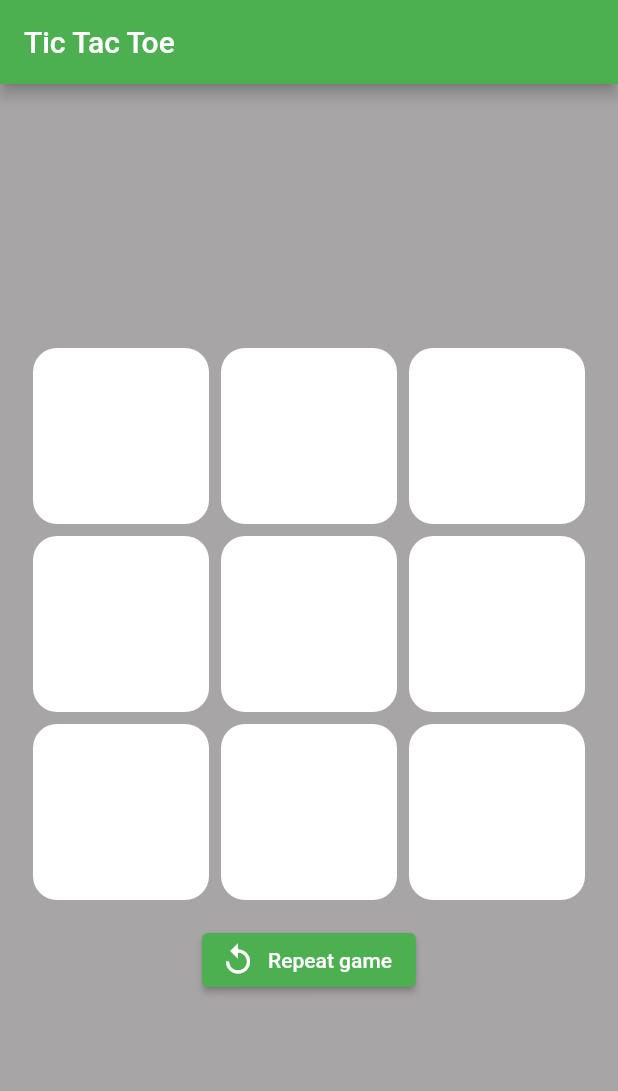
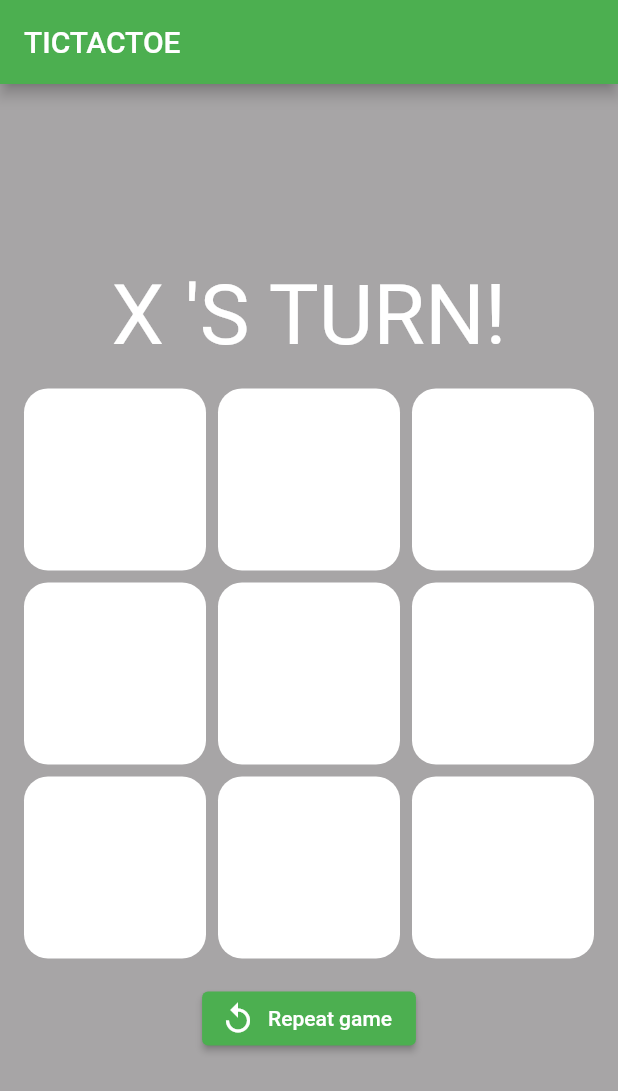
Before and after one commit to kristjansig1983/tic_tac_toe, a Flutter app: the screen it shows after launch, after a tap on "Repeat game", on a phone screen of 412 x 824 dp. Shown: the top 1091 px of the screen. Run offline on Flutter 3.47's test engine with Material 2 defaults, Android fonts, the phone set to English and light mode, and no system bars.

Commit message:
Works
Game works

```diff
--- a/lib/logic/game.dart
+++ b/lib/logic/game.dart
@@ -1,6 +1,42 @@
+class Player {
+  static const x ='X';
+  static const o = 'O';
+  static const empty = '';
+}
 class Game {
   static final boardLength = 9;
+  List<String>? board;
 
+  static List<String> InitBoard() =>
+      List.generate(boardLength, (index) => Player.empty);
+
+  bool checkWinner(String playerTurn, int index, List<int> scoreBoard){
+    //Lengin á columns
+    int colLength = 3;
+    //Row staðsetning
+    int row = index ~/ colLength;
+    //Lengd á staðsetningu
+    int col = index % colLength;
+    //Hvor er að gera
+    int score = playerTurn == 'X' ? 1 : -1;
+    //Bæta við á staðsetningu í Array
+    scoreBoard[row] += score;
+    //Bæta við, telst sem stig eg það lendir á 6 fyrir "beinan sigur", 7 fyrir "ská sigur"
+    scoreBoard[colLength + col] += score;
+    //Til þess að finna hornin og miðjuna.
+    if (row == col) {
+      scoreBoard[6] +=score;
+    }
+    //Til þess að finna milli reitina
+    if (colLength - 1 - col == row){
+      scoreBoard[7] +=score;
+    }
+    if(scoreBoard.contains(3) || scoreBoard.contains(-3)){
+      return true;
+    } else {
+      return false;
+    }
+  }
 //TODO:
 // - Player
 // - Game
--- a/lib/main.dart
+++ b/lib/main.dart
@@ -16,50 +16,81 @@ class MyApp extends StatelessWidget {
       theme: ThemeData(
         primarySwatch: Colors.green,
       ),
-      home: const MyHomePage(title: 'Tic Tac Toe'),
+      home: const GameScreen(),
     );
   }
 }
 
-class MyHomePage extends StatefulWidget {
-  const MyHomePage({Key? key, required this.title}) : super(key: key);
-
-  final String title;
+class GameScreen extends StatefulWidget {
+  const GameScreen({Key? key}) : super(key: key);
 
   @override
-  State<MyHomePage> createState() => _GameScreen();
+  _GameScreen createState() => _GameScreen();
 }
 
-class _GameScreen extends State<MyHomePage> {
+class _GameScreen extends State<GameScreen> {
+  List<int> scoreBoard = [0, 0, 0, 0, 0, 0, 0, 0, 0];
+  int player = 0;
+  String playerTurn = 'X';
+  String result = '';
+  int counter = 0;
+  bool gameOver = false;
   Game game = Game();
-
   void initState() {
     super.initState();
-    //TODO - inititalize game board
-    print('game');
+    game.board = Game.InitBoard();
+    print(game.board);
   }
 
   @override
   Widget build(BuildContext context) {
+    double boardWidth = MediaQuery.of(context).size.width;
     return Scaffold(
       appBar: AppBar(
-        title: Text(widget.title),
+        title: Text('TICTACTOE'),
       ),
       backgroundColor: MainColor.background,
       body: Center(
         child: Column(
             mainAxisAlignment: MainAxisAlignment.center,
+            crossAxisAlignment: CrossAxisAlignment.center,
             children: <Widget>[
+              Text(
+                gameOver ? result : '${playerTurn} \'s Turn!'.toUpperCase(),
+                style: TextStyle(color: Colors.white, fontSize: FontSize.large),
+              ),
               Container(
-                  width: 400, //TODO - setja í breytu
-                  height: 400, //TODO - setja í breytu
+                  width: boardWidth,
+                  height: boardWidth,
                   child: GridView.count(
-                      crossAxisCount: 9 ~/ 3, //TODO - setja í breytur
+                      crossAxisCount:
+                          Game.boardLength ~/ 3, //TODO - setja í breytur
                       padding: EdgeInsets.all(16.0),
                       mainAxisSpacing: 8.0,
                       crossAxisSpacing: 8.0,
                       children: List.generate(9, (index) {
                         return InkWell(
+                            onTap: () {
+                              if (game.board![index] == '') {
+                                setState(() {
+                                  game.board![index] = playerTurn;
+                                  counter ++;
+                                  gameOver = game.checkWinner(playerTurn, index, scoreBoard);
+                                  if(gameOver){
+                                    result = '$playerTurn Won!';
+                                  } else if(!gameOver && counter > 8){
+                                    result = 'Its a tie';
+                                    gameOver = true;
+                                  }
+
+                                  if(playerTurn == 'X') {
+                                    playerTurn = 'O';
+                                  } else {
+                                    playerTurn = 'X';
+                                  }
+                                });
+                              }
+                            },
                             child: Container(
                               width: 200, //TODO - setja í breytu
                               height: 200, //TODO - setja í breytu
@@ -67,13 +98,28 @@ class _GameScreen extends State<MyHomePage> {
                                 color: MainColor.white,
                                 borderRadius: BorderRadius.circular(16.0),
                               ),
+                              child: Center(
+                                child: Text(game.board![index].toString(),
+                                style: TextStyle(
+                                  color: game.board![index] == 'X'
+                                      ? MainColor.x
+                                  : MainColor.o,
+                                  fontSize: FontSize.large,
+                                ),),
+                              ),
                             ));
                       }))),
               ElevatedButton.icon(
                 onPressed: () {
                   //TODO - setState()
-                  /* setState(() {
-                });*/
+                  setState(() {
+                    game.board = Game.InitBoard();
+                    gameOver = false;
+                    counter = 0;
+                    playerTurn = 'X';
+                    result = '';
+                    scoreBoard = [0, 0, 0, 0, 0, 0, 0, 0, 0];
+                  });
                 },
                 icon: Icon(Icons.replay),
                 label: Text('Repeat game'),
--- a/lib/ui/colors.dart
+++ b/lib/ui/colors.dart
@@ -7,3 +7,7 @@ class MainColor {
   static Color primaryButton = Color(0xFFf25601);
   static Color white = Color(0xFFFFFFFF);
 }// TODO Implement this library.
+
+class FontSize {
+  static double large = 56;
+}
```
Also changed, not shown: pubspec.yaml (+4 -4 lines), images/icons8-o-50.png (added), images/icons8-x-50.png (added), 19 other files. Lines whose indentation alone changed are shown as unchanged.
